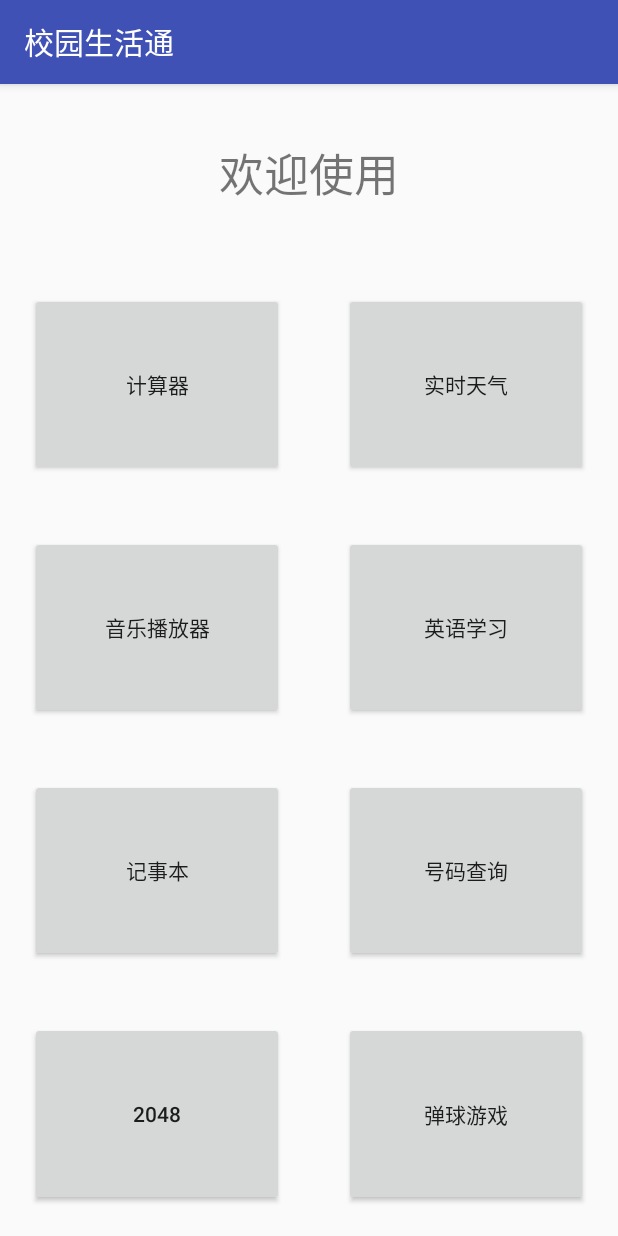
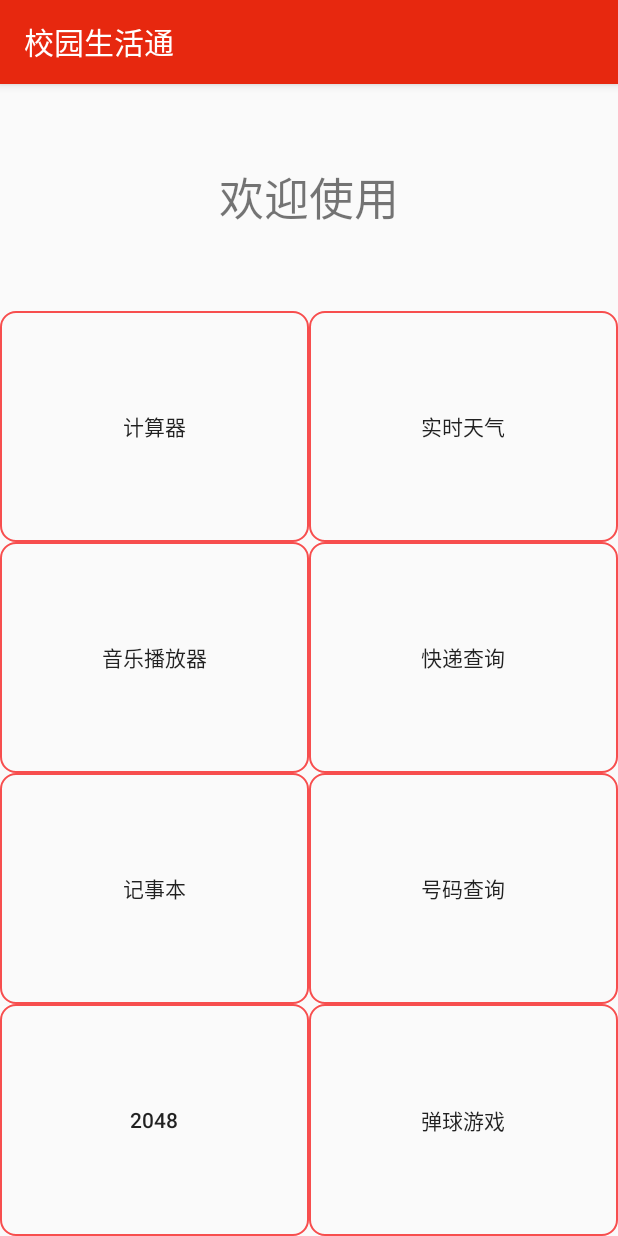
Before and after one commit to dustofsoul/MyApplication, an Android app: the MainActivity screen opened directly, with no data from a screen before it, on a phone screen of 412 x 824 dp. Run offline under Robolectric (Android 15) with nearby library versions, the phone set to English and light mode, and no system bars.

Commit message:
ui update

```diff
--- a/app/src/main/java/com/example/lhz/myapplication/registActivity.java
+++ b/app/src/main/java/com/example/lhz/myapplication/registActivity.java
@@ -57,17 +57,17 @@ public class registActivity extends Activity {
                             }
                         };
                         new AlertDialog.Builder(registActivity.this)
-                                .setTitle("注册成功").setMessage("注册成功")
+                                .setTitle("提示信息").setMessage("注册成功")
                                 .setPositiveButton("确定", ss).show();
 
                     } else {
                         new AlertDialog.Builder(registActivity.this)
-                                .setTitle("注册失败").setMessage("注册失败")
+                                .setTitle("提示信息").setMessage("注册失败")
                                 .setPositiveButton("确定", null);
                     }
                 } else {
                     new AlertDialog.Builder(registActivity.this)
-                            .setTitle("帐号密码不能为空").setMessage("帐号密码不能为空")
+                            .setTitle("提示信息").setMessage("帐号密码不能为空")
                             .setPositiveButton("确定", null);
                 }
 
--- /dev/null
+++ b/app/src/main/res/drawable/bt.xml
@@ -0,0 +1,10 @@
+<?xml version="1.0" encoding="utf-8"?>
+<shape xmlns:android="http://schemas.android.com/apk/res/android">
+    <stroke
+        android:width="1dp"
+        android:color="@color/btm"/>
+    <corners android:topLeftRadius="10dip"
+        android:topRightRadius="10dip"
+        android:bottomRightRadius="10dip"
+        android:bottomLeftRadius="10dip" />
+</shape>
--- a/app/src/main/res/layout/activity_main.xml
+++ b/app/src/main/res/layout/activity_main.xml
@@ -25,56 +25,57 @@
     <Button
         android:id="@+id/bt1"
         android:layout_columnWeight="1"
-        android:layout_margin="20dp"
         android:layout_rowWeight="1"
-        android:text="计算器" />
+        android:text="计算器"
+        android:background="@drawable/bt"/>
 
     <Button
         android:id="@+id/bt2"
         android:layout_columnWeight="1"
-        android:layout_margin="20dp"
         android:layout_rowWeight="1"
-        android:text="实时天气" />
+        android:text="实时天气"
+        android:background="@drawable/bt"/>
 
     <Button
         android:id="@+id/bt3"
         android:layout_columnWeight="1"
-        android:layout_margin="20dp"
         android:layout_rowWeight="1"
-        android:text="音乐播放器" />
+        android:text="音乐播放器"
+        android:background="@drawable/bt"/>
+
 
     <Button
         android:id="@+id/bt4"
         android:layout_columnWeight="1"
-        android:layout_margin="20dp"
         android:layout_rowWeight="1"
-        android:text="英语学习" />
+        android:text="快递查询"
+        android:background="@drawable/bt"/>
 
     <Button
         android:id="@+id/bt5"
         android:layout_columnWeight="1"
-        android:layout_margin="20dp"
         android:layout_rowWeight="1"
-        android:text="记事本" />
+        android:text="记事本"
+        android:background="@drawable/bt"/>
 
     <Button
         android:id="@+id/bt6"
         android:layout_columnWeight="1"
         android:layout_rowWeight="1"
-        android:layout_margin="20dp"
-        android:text="号码查询" />
+        android:text="号码查询"
+        android:background="@drawable/bt"/>
 
     <Button
         android:id="@+id/bt7"
         android:layout_columnWeight="1"
         android:layout_rowWeight="1"
-        android:layout_margin="20dp"
-        android:text="2048" />
+        android:text="2048"
+        android:background="@drawable/bt"/>
 
     <Button
         android:id="@+id/bt8"
         android:layout_columnWeight="1"
         android:layout_rowWeight="1"
-        android:layout_margin="20dp"
-        android:text="弹球游戏" />
+        android:text="弹球游戏"
+        android:background="@drawable/bt"/>
 </GridLayout>
--- a/app/src/main/res/layout/activity_mobilephone.xml
+++ b/app/src/main/res/layout/activity_mobilephone.xml
@@ -18,8 +18,10 @@
     <Button
         android:id="@+id/button"
         android:text="查询"
-        android:layout_width="match_parent"
+        android:layout_width="wrap_content"
         android:layout_height="wrap_content"
+        android:background="@drawable/bt"
+        android:layout_centerHorizontal="true"
         android:layout_below="@+id/editText" />
     <RelativeLayout
         android:id="@+id/lineR"
--- a/app/src/main/res/layout/activity_regist.xml
+++ b/app/src/main/res/layout/activity_regist.xml
@@ -9,7 +9,7 @@
         android:layout_height="wrap_content"
         android:layout_margin="30dp"
         android:gravity="center_horizontal"
-        android:text="注册界面"
+        android:text="欢迎注册"
         android:textColor="#8a2be2"
         android:textSize="35dp" />
 
@@ -62,6 +62,6 @@
             android:layout_width="wrap_content"
             android:layout_height="wrap_content"
             android:layout_marginRight="20dp"
-            android:text="提交数据" />
+            android:text="提交" />
     </LinearLayout>
 </RelativeLayout>
--- a/app/src/main/res/values/colors.xml
+++ b/app/src/main/res/values/colors.xml
@@ -1,7 +1,10 @@
 <?xml version="1.0" encoding="utf-8"?>
 <resources>
-    <color name="colorPrimary">#3F51B5</color>
-    <color name="colorPrimaryDark">#303F9F</color>
+    <color name="colorPrimary">#e7280f</color>
+    <color name="colorPrimaryDark">#e3290c</color>
     <color name="colorAccent">#FF4081</color>
-    <color name="btm">#60000000</color>
+    <color name="btm">#b4f70808</color>
+    <color name="btmb">#60000000</color>
+    <color name="btmg">#60808080</color>
+    <color name="black">#171616</color>
 </resources>
```
Also changed, not shown: app/src/main/java/com/example/lhz/myapplication/loginActivity.java (+5 -5 lines), app/src/main/java/com/example/lhz/myapplication/pinballActivity.java (+15 -14 lines), app/src/main/res/layout/activity_calculate.xml (+95 -57 lines), app/src/main/res/layout/activity_login.xml (+7 -5 lines), app/src/main/res/values/array.xml (+8 -0 lines).
